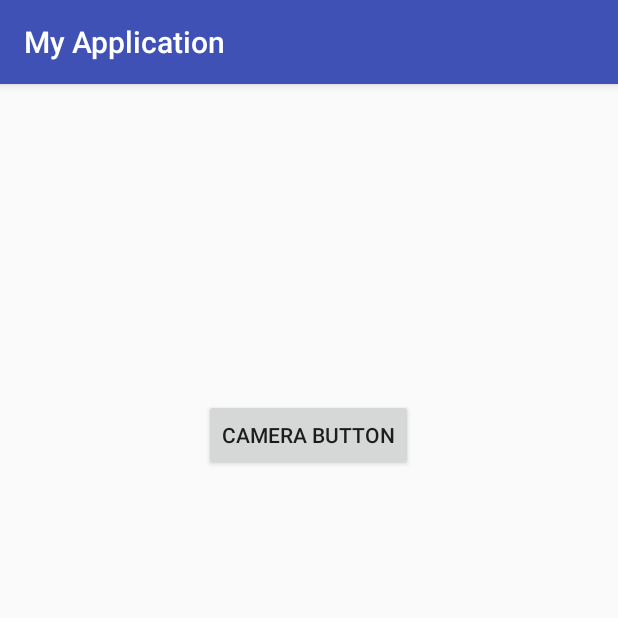
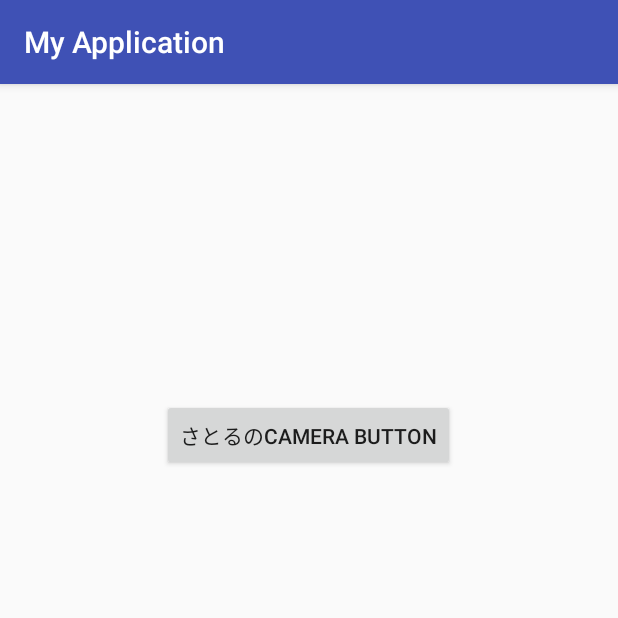
Before and after one commit to takanakahiko/HackU2017Tokyo_I, an Android app: the screen it shows after launch (MainActivity), on a phone screen of 412 x 824 dp, the top half of it. Run offline under Robolectric (Android 15) with nearby library versions, the phone set to English and light mode, and no system bars.

Commit message:
さとるがボタンの名前を変更したよ

```diff
--- a/app/src/main/res/layout/activity_main.xml
+++ b/app/src/main/res/layout/activity_main.xml
@@ -12,7 +12,7 @@
         android:layout_width="wrap_content"
         android:layout_height="wrap_content"
         android:layout_margin="20dp"
-        android:text="camera button" />
+        android:text="さとるのcamera button" />
 
     <ImageView
         android:id="@+id/image_view"
```
